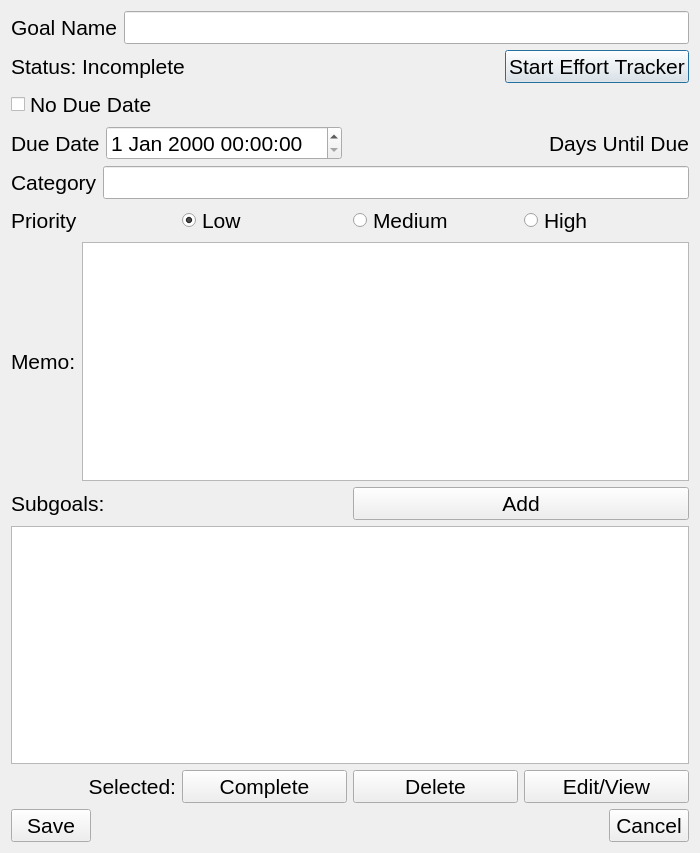
Old version of the form UI/AddEditViewGoal.ui in the repository cis422-goaltracker/goaltracker.
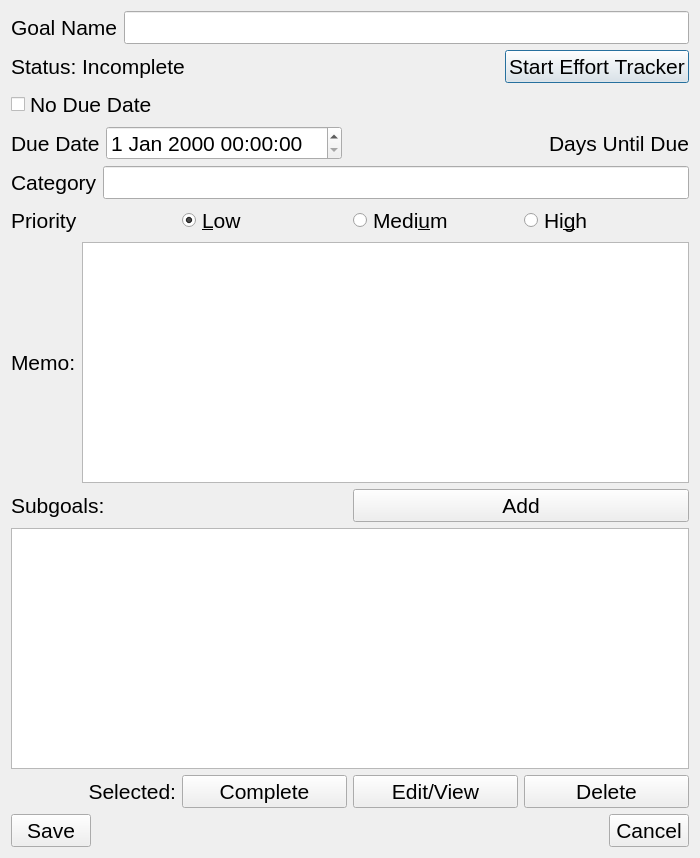
New version of the form.

```diff
--- a/UI/AddEditViewGoal.ui
+++ b/UI/AddEditViewGoal.ui
@@ -7,7 +7,7 @@
     <x>0</x>
     <y>0</y>
     <width>700</width>
-    <height>853</height>
+    <height>858</height>
    </rect>
   </property>
   <property name="windowTitle">
@@ -201,7 +201,7 @@
         </font>
        </property>
        <property name="text">
-        <string>Low</string>
+        <string>&amp;Low</string>
        </property>
        <property name="checked">
         <bool>true</bool>
@@ -219,7 +219,7 @@
         </font>
        </property>
        <property name="text">
-        <string>Medium</string>
+        <string>Medi&amp;um</string>
        </property>
        <property name="checked">
         <bool>false</bool>
@@ -237,7 +237,7 @@
         </font>
        </property>
        <property name="text">
-        <string>High</string>
+        <string>Hi&amp;gh</string>
        </property>
        <attribute name="buttonGroup">
         <string notr="true">buttonGroup</string>
@@ -349,18 +349,6 @@
        </property>
       </widget>
      </item>
-     <item>
-      <widget class="QPushButton" name="push_delete_subgoal">
-       <property name="font">
-        <font>
-         <pointsize>16</pointsize>
-        </font>
-       </property>
-       <property name="text">
-        <string>Delete</string>
-       </property>
-      </widget>
-     </item>
      <item>
       <widget class="QPushButton" name="push_edit_view_subgoal">
        <property name="font">
@@ -373,6 +361,18 @@
        </property>
       </widget>
      </item>
+     <item>
+      <widget class="QPushButton" name="push_delete_subgoal">
+       <property name="font">
+        <font>
+         <pointsize>16</pointsize>
+        </font>
+       </property>
+       <property name="text">
+        <string>Delete</string>
+       </property>
+      </widget>
+     </item>
     </layout>
    </item>
    <item>
```
